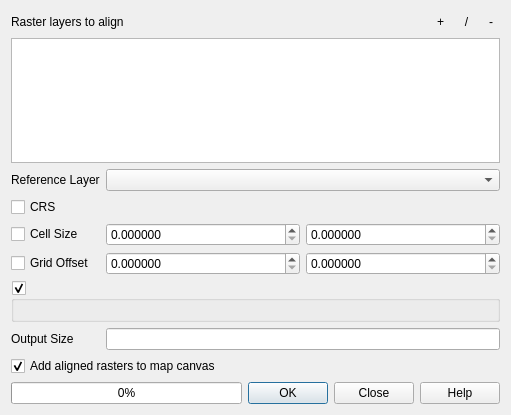
The window that src/ui/qgsalignrasterdialog.ui (qgis/QGIS) describes before a commit, drawn with Qt 5.
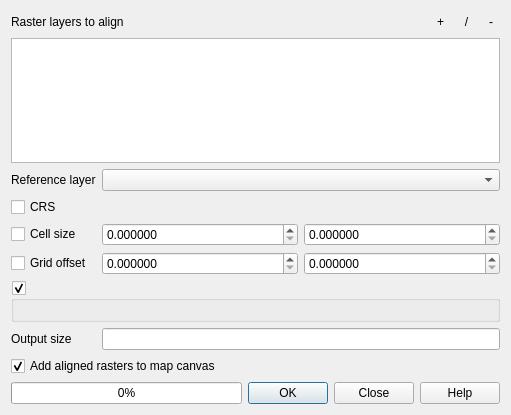
The same window after the commit. Custom widgets are drawn as their Qt base class.

Diff of the .ui file:
```diff
--- a/src/ui/qgsalignrasterdialog.ui
+++ b/src/ui/qgsalignrasterdialog.ui
@@ -83,14 +83,14 @@
      <item row="5" column="1">
       <widget class="QLabel" name="label_6">
        <property name="text">
-        <string>Output Size</string>
+        <string>Output size</string>
        </property>
       </widget>
      </item>
      <item row="0" column="1">
       <widget class="QLabel" name="label_3">
        <property name="text">
-        <string>Reference Layer</string>
+        <string>Reference layer</string>
        </property>
       </widget>
      </item>
@@ -183,14 +183,14 @@
      <item row="2" column="1">
       <widget class="QCheckBox" name="mChkCustomCellSize">
        <property name="text">
-        <string>Cell Size</string>
+        <string>Cell size</string>
        </property>
       </widget>
      </item>
      <item row="3" column="1">
       <widget class="QCheckBox" name="mChkCustomGridOffset">
        <property name="text">
-        <string>Grid Offset</string>
+        <string>Grid offset</string>
        </property>
       </widget>
      </item>
```
